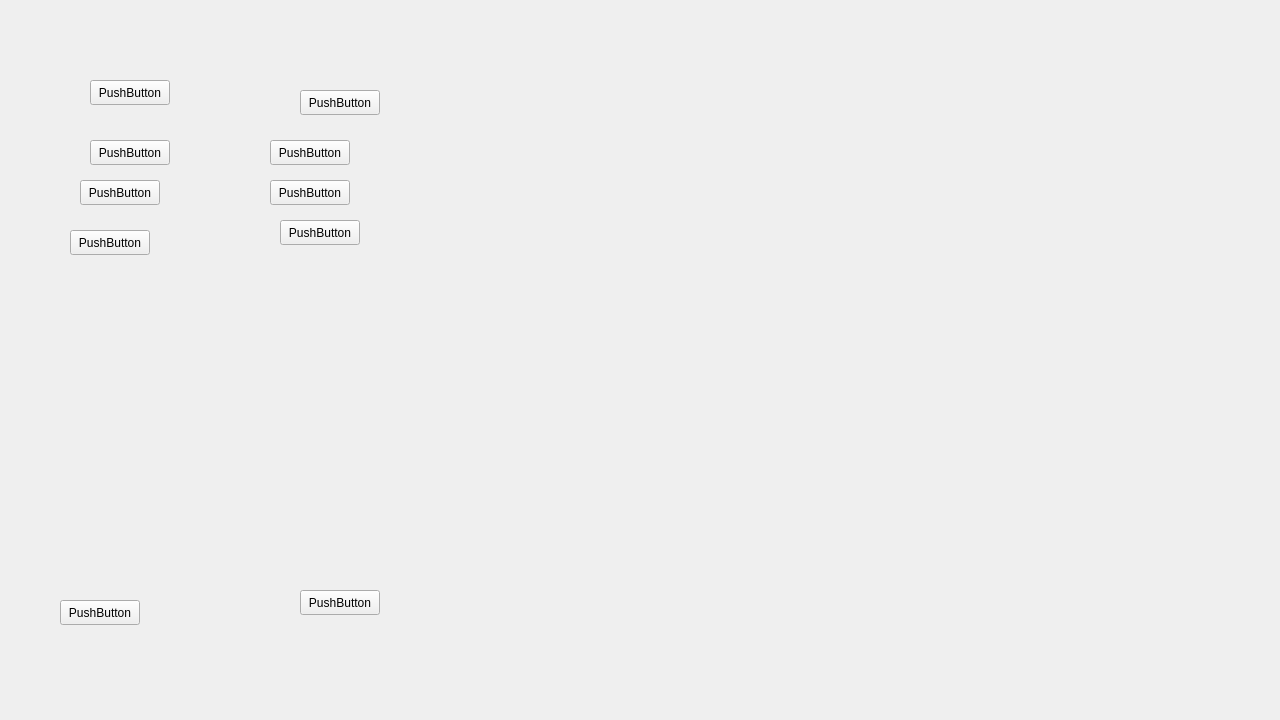
Before: the Qt Designer form mainwindow.ui in fnDxrk/ToDo_VPHAMI, drawn with Qt 5.
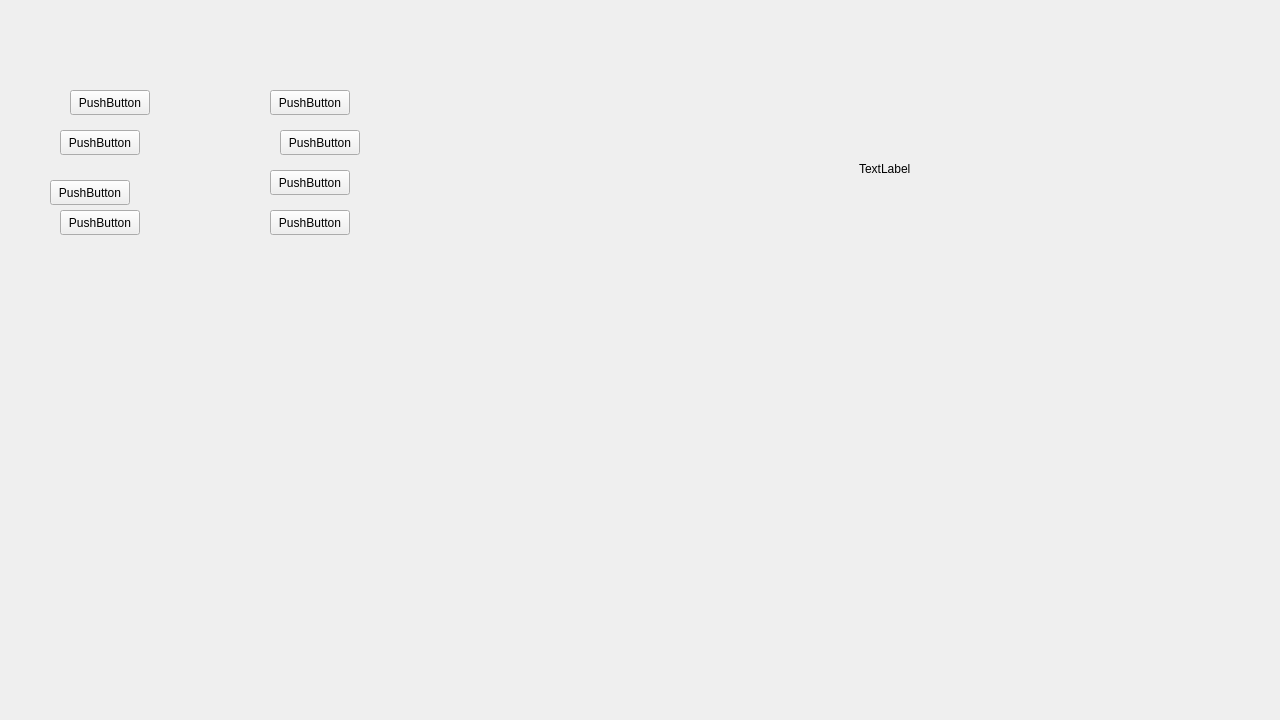
After: the same form once the commit is applied.

Commit message: Add function widget for app

Diff of the .ui file:
```diff
--- a/mainwindow.ui
+++ b/mainwindow.ui
@@ -23,37 +23,37 @@
       <height>591</height>
      </rect>
     </property>
-    <widget class="QPushButton" name="pushButton">
-     <property name="geometry">
-      <rect>
-       <x>50</x>
-       <y>70</y>
-       <width>80</width>
-       <height>25</height>
-      </rect>
-     </property>
-     <property name="text">
-      <string>PushButton</string>
-     </property>
-    </widget>
-    <widget class="QPushButton" name="pushButton_2">
-     <property name="geometry">
-      <rect>
-       <x>40</x>
-       <y>110</y>
-       <width>80</width>
-       <height>25</height>
-      </rect>
-     </property>
-     <property name="text">
-      <string>PushButton</string>
-     </property>
-    </widget>
-    <widget class="QPushButton" name="pushButton_3">
+    <widget class="QPushButton" name="icon_menu_toggle_button">
      <property name="geometry">
       <rect>
        <x>30</x>
-       <y>160</y>
+       <y>20</y>
+       <width>80</width>
+       <height>25</height>
+      </rect>
+     </property>
+     <property name="text">
+      <string>PushButton</string>
+     </property>
+    </widget>
+    <widget class="QPushButton" name="icon_menu_today_button">
+     <property name="geometry">
+      <rect>
+       <x>20</x>
+       <y>60</y>
+       <width>80</width>
+       <height>25</height>
+      </rect>
+     </property>
+     <property name="text">
+      <string>PushButton</string>
+     </property>
+    </widget>
+    <widget class="QPushButton" name="icon_menu_calendar_button">
+     <property name="geometry">
+      <rect>
+       <x>10</x>
+       <y>110</y>
        <width>80</width>
        <height>25</height>
       </rect>
@@ -66,20 +66,7 @@
      <property name="geometry">
       <rect>
        <x>20</x>
-       <y>530</y>
-       <width>80</width>
-       <height>25</height>
-      </rect>
-     </property>
-     <property name="text">
-      <string>PushButton</string>
-     </property>
-    </widget>
-    <widget class="QPushButton" name="pushButton_9">
-     <property name="geometry">
-      <rect>
-       <x>50</x>
-       <y>10</y>
+       <y>140</y>
        <width>80</width>
        <height>25</height>
       </rect>
@@ -102,58 +89,6 @@
      <property name="geometry">
       <rect>
        <x>40</x>
-       <y>60</y>
-       <width>80</width>
-       <height>25</height>
-      </rect>
-     </property>
-     <property name="text">
-      <string>PushButton</string>
-     </property>
-    </widget>
-    <widget class="QPushButton" name="pushButton_6">
-     <property name="geometry">
-      <rect>
-       <x>40</x>
-       <y>100</y>
-       <width>80</width>
-       <height>25</height>
-      </rect>
-     </property>
-     <property name="text">
-      <string>PushButton</string>
-     </property>
-    </widget>
-    <widget class="QPushButton" name="pushButton_7">
-     <property name="geometry">
-      <rect>
-       <x>50</x>
-       <y>140</y>
-       <width>80</width>
-       <height>25</height>
-      </rect>
-     </property>
-     <property name="text">
-      <string>PushButton</string>
-     </property>
-    </widget>
-    <widget class="QPushButton" name="pushButton_8">
-     <property name="geometry">
-      <rect>
-       <x>70</x>
-       <y>510</y>
-       <width>80</width>
-       <height>25</height>
-      </rect>
-     </property>
-     <property name="text">
-      <string>PushButton</string>
-     </property>
-    </widget>
-    <widget class="QPushButton" name="pushButton_10">
-     <property name="geometry">
-      <rect>
-       <x>70</x>
        <y>10</y>
        <width>80</width>
        <height>25</height>
@@ -163,6 +98,45 @@
       <string>PushButton</string>
      </property>
     </widget>
+    <widget class="QPushButton" name="full_menu_today_button">
+     <property name="geometry">
+      <rect>
+       <x>50</x>
+       <y>50</y>
+       <width>80</width>
+       <height>25</height>
+      </rect>
+     </property>
+     <property name="text">
+      <string>PushButton</string>
+     </property>
+    </widget>
+    <widget class="QPushButton" name="full_menu_calendar_button">
+     <property name="geometry">
+      <rect>
+       <x>40</x>
+       <y>90</y>
+       <width>80</width>
+       <height>25</height>
+      </rect>
+     </property>
+     <property name="text">
+      <string>PushButton</string>
+     </property>
+    </widget>
+    <widget class="QPushButton" name="full_menu_tasks_button">
+     <property name="geometry">
+      <rect>
+       <x>40</x>
+       <y>130</y>
+       <width>80</width>
+       <height>25</height>
+      </rect>
+     </property>
+     <property name="text">
+      <string>PushButton</string>
+     </property>
+    </widget>
    </widget>
    <widget class="QWidget" name="workspace_widget" native="true">
     <property name="geometry">
@@ -173,6 +147,44 @@
       <height>581</height>
      </rect>
     </property>
+    <widget class="QWidget" name="title" native="true">
+     <property name="geometry">
+      <rect>
+       <x>39</x>
+       <y>30</y>
+       <width>641</width>
+       <height>80</height>
+      </rect>
+     </property>
+     <widget class="QLabel" name="title_text">
+      <property name="geometry">
+       <rect>
+        <x>280</x>
+        <y>40</y>
+        <width>54</width>
+        <height>17</height>
+       </rect>
+      </property>
+      <property name="text">
+       <string>TextLabel</string>
+      </property>
+     </widget>
+    </widget>
+    <widget class="QStackedWidget" name="stackedWidget">
+     <property name="geometry">
+      <rect>
+       <x>50</x>
+       <y>140</y>
+       <width>621</width>
+       <height>401</height>
+      </rect>
+     </property>
+     <property name="currentIndex">
+      <number>0</number>
+     </property>
+     <widget class="QWidget" name="page"/>
+     <widget class="QWidget" name="page_2"/>
+    </widget>
    </widget>
   </widget>
  </widget>
```
Left out of the diff: 2 changed lines with no effect on the pictures.
